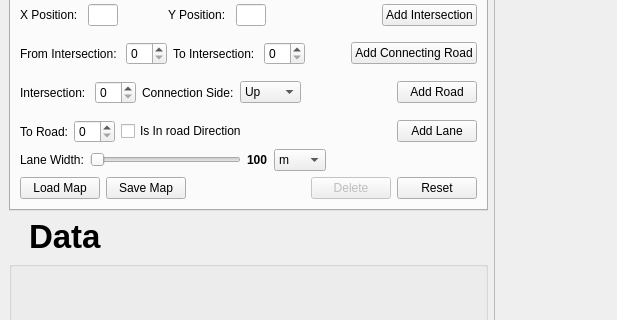
Old version of the form src/UI/mainwindow.ui in the repository samuelarbibe/ai-tms; both pictures show x 0 to 617 and y 91 to 411 of the 1187 by 653 pixel window.
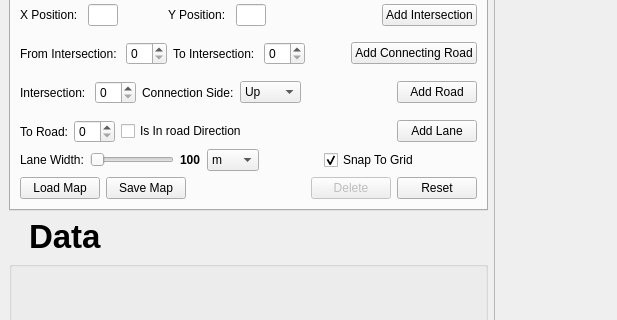
New version of the form.

Commit message: Snap Grid Added 🧩

```diff
--- a/src/UI/mainwindow.ui
+++ b/src/UI/mainwindow.ui
@@ -447,6 +447,29 @@
                   </property>
                  </spacer>
                 </item>
+                <item>
+                 <widget class="QCheckBox" name="SnapToGridCheckBox">
+                  <property name="text">
+                   <string>Snap To Grid</string>
+                  </property>
+                  <property name="checked">
+                   <bool>true</bool>
+                  </property>
+                 </widget>
+                </item>
+                <item>
+                 <spacer name="horizontalSpacer_14">
+                  <property name="orientation">
+                   <enum>Qt::Horizontal</enum>
+                  </property>
+                  <property name="sizeHint" stdset="0">
+                   <size>
+                    <width>40</width>
+                    <height>20</height>
+                   </size>
+                  </property>
+                 </spacer>
+                </item>
                </layout>
               </item>
               <item>
```
Left out of the diff: 48 changed lines with no effect on the pictures. The commit also changes 24 other files.
